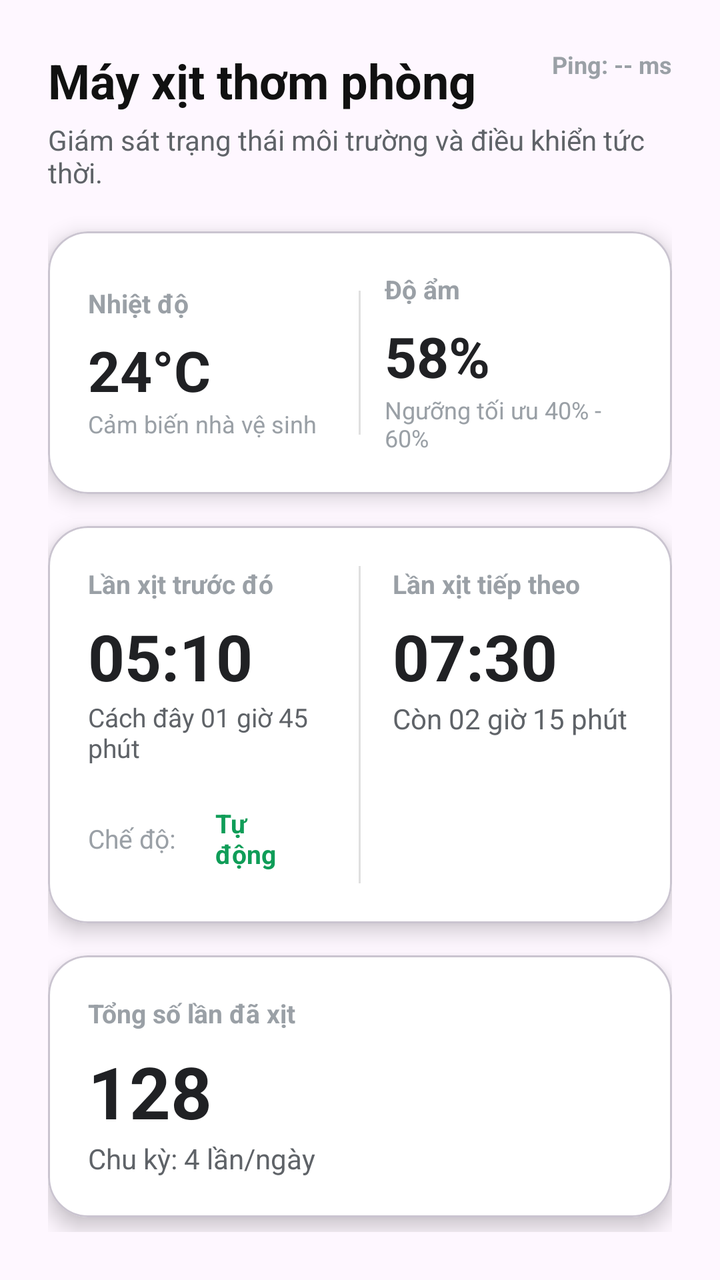
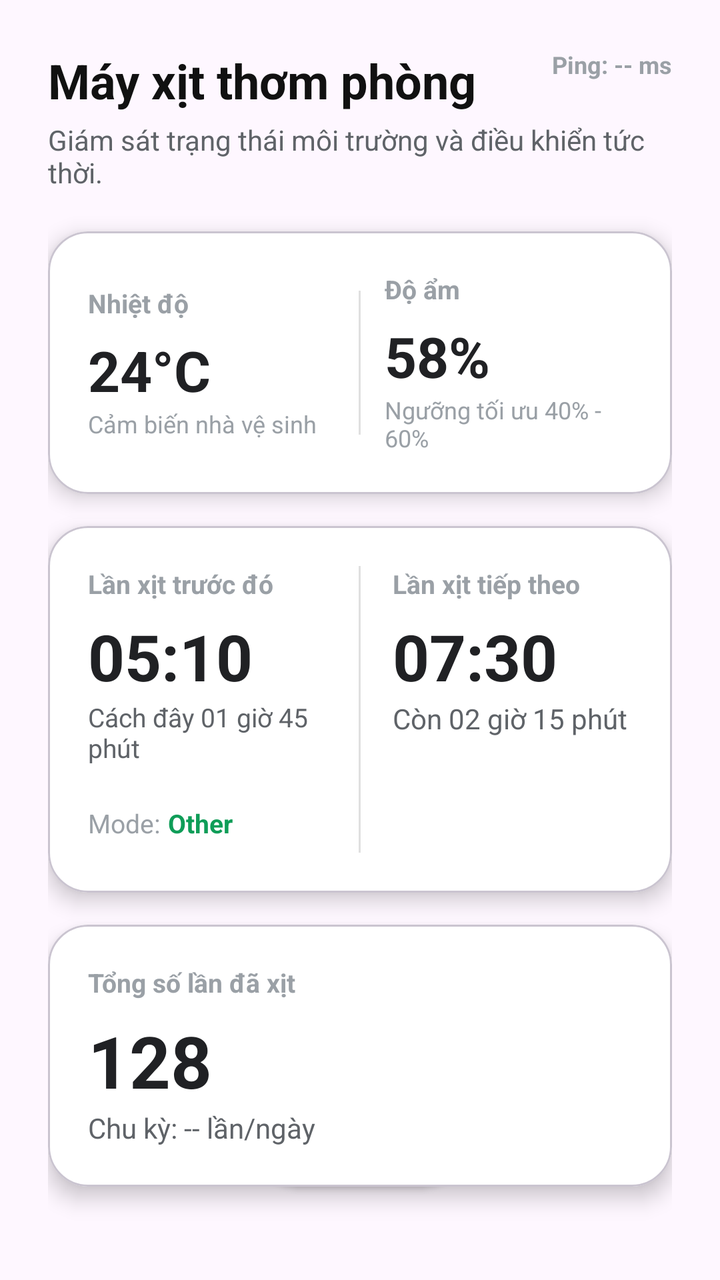

The first picture is an Android layout as it rendered before a commit; the second is the same layout after the commit. The layout source and the unified diff follow.
<!-- AndroidManifest.xml: application theme Theme.RoomFreshener -->
<!-- res/layout/fragment_home.xml -->
<?xml version="1.0" encoding="utf-8"?>
<androidx.constraintlayout.widget.ConstraintLayout
    xmlns:android="http://schemas.android.com/apk/res/android"
    xmlns:app="http://schemas.android.com/apk/res-auto"
    xmlns:tools="http://schemas.android.com/tools"
    android:layout_width="match_parent"
    android:layout_height="match_parent"
    android:padding="24dp">

    <TextView
        android:id="@+id/headerTitle"
        android:layout_width="wrap_content"
        android:layout_height="wrap_content"
        android:text="Máy xịt thơm phòng"
        android:textColor="#111111"
        android:textSize="24sp"
        android:textStyle="bold"
        app:layout_constraintStart_toStartOf="parent"
        app:layout_constraintTop_toTopOf="parent" />

    <TextView
        android:id="@+id/headerSubtitle"
        android:layout_width="0dp"
        android:layout_height="wrap_content"
        android:layout_marginTop="4dp"
        android:text="Giám sát trạng thái môi trường và điều khiển tức thời."
        android:textColor="#5F6368"
        android:textSize="14sp"
        app:layout_constraintEnd_toEndOf="parent"
        app:layout_constraintStart_toStartOf="@id/headerTitle"
        app:layout_constraintTop_toBottomOf="@id/headerTitle" />

    <TextView
        android:id="@+id/tvLatency"
        android:layout_width="wrap_content"
        android:layout_height="wrap_content"
        android:text="Ping: -- ms"
        android:textColor="#9AA0A6"
        android:textSize="12sp"
        android:textStyle="bold"
        app:layout_constraintEnd_toEndOf="parent"
        app:layout_constraintTop_toTopOf="parent" />

    <com.google.android.material.card.MaterialCardView
        android:id="@+id/environmentCard"
        android:layout_width="0dp"
        android:layout_height="wrap_content"
        android:layout_marginTop="20dp"
        app:cardBackgroundColor="#FFFFFFFF"
        app:cardCornerRadius="20dp"
        app:cardElevation="6dp"
        app:layout_constraintEnd_toEndOf="parent"
        app:layout_constraintStart_toStartOf="parent"
        app:layout_constraintTop_toBottomOf="@id/headerSubtitle">

        <LinearLayout
            android:layout_width="match_parent"
            android:layout_height="wrap_content"
            android:gravity="center"
            android:orientation="horizontal"

            android:padding="20dp">

            <LinearLayout
                android:layout_width="0dp"
                android:layout_height="wrap_content"
                android:layout_weight="1"
                android:orientation="vertical">

                <TextView
                    android:layout_width="wrap_content"
                    android:layout_height="wrap_content"
                    android:text="Nhiệt độ"
                    android:textColor="#9AA0A6"
                    android:textSize="13sp"
                    android:textStyle="bold" />

                <TextView
                    android:id="@+id/tvTemperature"
                    android:layout_width="wrap_content"
                    android:layout_height="wrap_content"
                    android:layout_marginTop="6dp"
                    android:text="24°C"
                    android:textColor="#202124"
                    android:textSize="28sp"
                    android:textStyle="bold" />

                <TextView
                    android:layout_width="wrap_content"
                    android:layout_height="wrap_content"
                    android:text="Cảm biến nhà vệ sinh"
                    android:textColor="#9AA0A6"
                    android:textSize="12sp" />
            </LinearLayout>

            <View
                android:layout_width="1dp"
                android:layout_height="72dp"
                android:layout_marginHorizontal="12dp"
                android:background="#E0E0E0" />

            <LinearLayout
                android:layout_width="0dp"
                android:layout_height="wrap_content"
                android:layout_weight="1"
                android:orientation="vertical">

                <TextView
                    android:layout_width="wrap_content"
                    android:layout_height="wrap_content"
                    android:text="Độ ẩm"
                    android:textColor="#9AA0A6"
                    android:textSize="13sp"
                    android:textStyle="bold" />

                <TextView
                    android:id="@+id/tvHumidity"
                    android:layout_width="wrap_content"
                    android:layout_height="wrap_content"
                    android:layout_marginTop="6dp"
                    android:text="58%"
                    android:textColor="#202124"
                    android:textSize="28sp"
                    android:textStyle="bold" />

                <TextView
                    android:layout_width="wrap_content"
                    android:layout_height="wrap_content"
                    android:text="Ngưỡng tối ưu 40% - 60%"
                    android:textColor="#9AA0A6"
                    android:textSize="12sp" />
            </LinearLayout>
        </LinearLayout>
    </com.google.android.material.card.MaterialCardView>

    <com.google.android.material.card.MaterialCardView
        android:id="@+id/nextSprayCard"
        android:layout_width="0dp"
        android:layout_height="wrap_content"
        android:layout_marginTop="16dp"
        app:cardBackgroundColor="#FFFFFFFF"
        app:cardCornerRadius="20dp"
        app:cardElevation="6dp"
        app:layout_constraintEnd_toEndOf="parent"
        app:layout_constraintStart_toStartOf="parent"
        app:layout_constraintTop_toBottomOf="@id/environmentCard">

        <LinearLayout
            android:layout_width="match_parent"
            android:layout_height="wrap_content"
            android:orientation="horizontal"
            android:padding="20dp">

            <LinearLayout
                android:layout_width="0dp"
                android:layout_height="wrap_content"
                android:layout_weight="1"
                android:orientation="vertical">

                <TextView
                    android:id="@+id/tvLastSprayTitle"
                    android:layout_width="wrap_content"
                    android:layout_height="wrap_content"
                    android:text="Lần xịt trước đó"
                    android:textColor="#9AA0A6"
                    android:textSize="13sp"
                    android:textStyle="bold" />

                <TextView
                    android:id="@+id/tvLastSprayTime"
                    android:layout_width="wrap_content"
                    android:layout_height="wrap_content"
                    android:layout_marginTop="6dp"
                    android:text="05:10"
                    android:textColor="#202124"
                    android:textSize="32sp"
                    android:textStyle="bold" />

                <TextView
                    android:id="@+id/tvLastSprayAgo"
                    android:layout_width="wrap_content"
                    android:layout_height="wrap_content"
                    android:text="Cách đây 01 giờ 45 phút"
                    android:textColor="#5F6368"
                    android:textSize="13sp" />
                
                <LinearLayout
                    android:layout_width="wrap_content"
                    android:layout_height="wrap_content"
                    android:layout_marginTop="14dp"
                    android:gravity="center_vertical"
                    android:orientation="horizontal">

                    <TextView
                        android:layout_width="wrap_content"
                        android:layout_height="wrap_content"
                        android:text="Chế độ:"
                        android:textColor="#9AA0A6"
                        android:textSize="13sp" />

                    <TextView
                        android:id="@+id/tvSprayMode"
                        android:layout_width="wrap_content"
                        android:layout_height="wrap_content"
                        android:layout_marginStart="8dp"
                        android:paddingHorizontal="12dp"
                        android:paddingVertical="6dp"
                        android:text="Tự động"
                        android:textColor="#0F9D58"
                        android:textSize="13sp"
                        android:textStyle="bold"
                        />
                </LinearLayout>
            </LinearLayout>

            <View
                android:layout_width="1dp"
                android:layout_height="match_parent"
                android:layout_marginHorizontal="16dp"
                android:background="#E0E0E0" />

            <LinearLayout
                android:layout_width="0dp"
                android:layout_height="wrap_content"
                android:layout_weight="1"
                android:orientation="vertical">

                <TextView
                    android:layout_width="wrap_content"
                    android:layout_height="wrap_content"
                    android:text="Lần xịt tiếp theo"
                    android:textColor="#9AA0A6"
                    android:textSize="13sp"
                    android:textStyle="bold" />

                <TextView
                    android:id="@+id/tvNextSprayTime"
                    android:layout_width="wrap_content"
                    android:layout_height="wrap_content"
                    android:layout_marginTop="6dp"
                    android:text="07:30"
                    android:textColor="#202124"
                    android:textSize="32sp"
                    android:textStyle="bold" />

                <TextView
                    android:id="@+id/tvNextSprayCountdown"
                    android:layout_width="wrap_content"
                    android:layout_height="wrap_content"
                    android:text="Còn 02 giờ 15 phút"
                    android:textColor="#5F6368"
                    android:textSize="14sp" />
            </LinearLayout>
        </LinearLayout>
    </com.google.android.material.card.MaterialCardView>

    <com.google.android.material.card.MaterialCardView
        android:id="@+id/usageCard"
        android:layout_width="0dp"
        android:layout_height="wrap_content"
        android:layout_marginTop="16dp"
        app:cardBackgroundColor="#FFFFFFFF"
        app:cardCornerRadius="20dp"
        app:cardElevation="6dp"
        app:layout_constraintEnd_toEndOf="parent"
        app:layout_constraintStart_toStartOf="parent"
        app:layout_constraintTop_toBottomOf="@id/nextSprayCard"
        app:layout_constraintBottom_toTopOf="@id/btnSprayNow"
        app:layout_constraintVertical_bias="0">

        <LinearLayout
            android:layout_width="match_parent"
            android:layout_height="wrap_content"
            android:orientation="vertical"
            android:padding="20dp">

            <TextView
                android:layout_width="wrap_content"
                android:layout_height="wrap_content"
                android:text="Tổng số lần đã xịt"
                android:textColor="#9AA0A6"
                android:textSize="13sp"
                android:textStyle="bold" />

            <TextView
                android:id="@+id/tvTotalSprays"
                android:layout_width="wrap_content"
                android:layout_height="wrap_content"
                android:layout_marginTop="6dp"
                android:text="128"
                android:textColor="#202124"
                android:textSize="36sp"
                android:textStyle="bold" />

            <TextView
                android:layout_width="wrap_content"
                android:layout_height="wrap_content"
                android:text="Chu kỳ: 4 lần/ngày"
                android:textColor="#5F6368"
                android:textSize="14sp" />
        </LinearLayout>
    </com.google.android.material.card.MaterialCardView>

    <com.google.android.material.button.MaterialButton
        android:id="@+id/btnSprayNow"
        style="@style/Widget.MaterialComponents.Button"
        android:layout_width="120dp"
        android:layout_height="80dp"
        android:layout_marginBottom="24dp"
        android:backgroundTint="#125A97"
        android:elevation="24dp"
        android:insetTop="0dp"
        android:insetBottom="0dp"
        android:text="XỊT\nNGAY"
        android:textSize="18sp"
        app:cornerRadius="32dp"
        app:layout_constraintBottom_toBottomOf="parent"
        app:layout_constraintEnd_toEndOf="parent"
        app:layout_constraintHorizontal_bias="0.5"
        app:layout_constraintStart_toStartOf="parent" />

    
    <FrameLayout
        android:id="@+id/overlayLoading"
        android:layout_width="match_parent"
        android:layout_height="match_parent"
        android:background="#00000000"
        android:clickable="true"
        android:focusable="true"
        android:visibility="gone"
        android:elevation="10dp">

        <ProgressBar
            android:layout_width="wrap_content"
            android:layout_height="wrap_content"
            android:layout_gravity="center" />
    </FrameLayout>

</androidx.constraintlayout.widget.ConstraintLayout>
<!-- resources referenced by this layout -->
<resources>
  <style name="Theme.RoomFreshener" parent="Base.Theme.RoomFreshener" />
  <style name="Base.Theme.RoomFreshener" parent="Theme.Material3.DayNight.NoActionBar">
          
          
          <item name="colorPrimary">@color/purple_500</item>
          <item name="colorPrimaryVariant">@color/purple_700</item>
          <item name="colorOnPrimary">@color/white</item>
          <item name="colorSecondary">@color/teal_200</item>
          <item name="colorSecondaryVariant">@color/teal_700</item>
          <item name="colorOnSecondary">@color/black</item>
          <item name="android:statusBarColor">@android:color/transparent</item>
          <item name="android:windowDrawsSystemBarBackgrounds">true</item>
      </style>
  <color name="purple_500">#FF6200EE</color>
  <color name="purple_700">#FF3700B3</color>
  <color name="white">#FFFFFFFF</color>
  <color name="teal_200">#FF03DAC5</color>
  <color name="teal_700">#FF018786</color>
  <color name="black">#FF000000</color>
</resources>

<!-- the commit's change to res/layout/fragment_home.xml (unified diff, before → after) -->
@@ -183,7 +183,7 @@
                     android:text="Cách đây 01 giờ 45 phút"
                     android:textColor="#5F6368"
                     android:textSize="13sp" />
-                
+
                 <LinearLayout
                     android:layout_width="wrap_content"
                     android:layout_height="wrap_content"
@@ -194,7 +194,7 @@
                     <TextView
                         android:layout_width="wrap_content"
                         android:layout_height="wrap_content"
-                        android:text="Chế độ:"
+                        android:text="Mode:"
                         android:textColor="#9AA0A6"
                         android:textSize="13sp" />
 
@@ -202,10 +202,10 @@
                         android:id="@+id/tvSprayMode"
                         android:layout_width="wrap_content"
                         android:layout_height="wrap_content"
-                        android:layout_marginStart="8dp"
-                        android:paddingHorizontal="12dp"
+                        android:layout_marginStart="4dp"
+                        android:paddingHorizontal="0dp"
                         android:paddingVertical="6dp"
-                        android:text="Tự động"
+                        android:text="Other"
                         android:textColor="#0F9D58"
                         android:textSize="13sp"
                         android:textStyle="bold"
@@ -293,9 +293,10 @@
                 android:textStyle="bold" />
 
             <TextView
+                android:id="@+id/tvCyclesPerDay"
                 android:layout_width="wrap_content"
                 android:layout_height="wrap_content"
-                android:text="Chu kỳ: 4 lần/ngày"
+                android:text="Chu kỳ: -- lần/ngày"
                 android:textColor="#5F6368"
                 android:textSize="14sp" />
         </LinearLayout>
